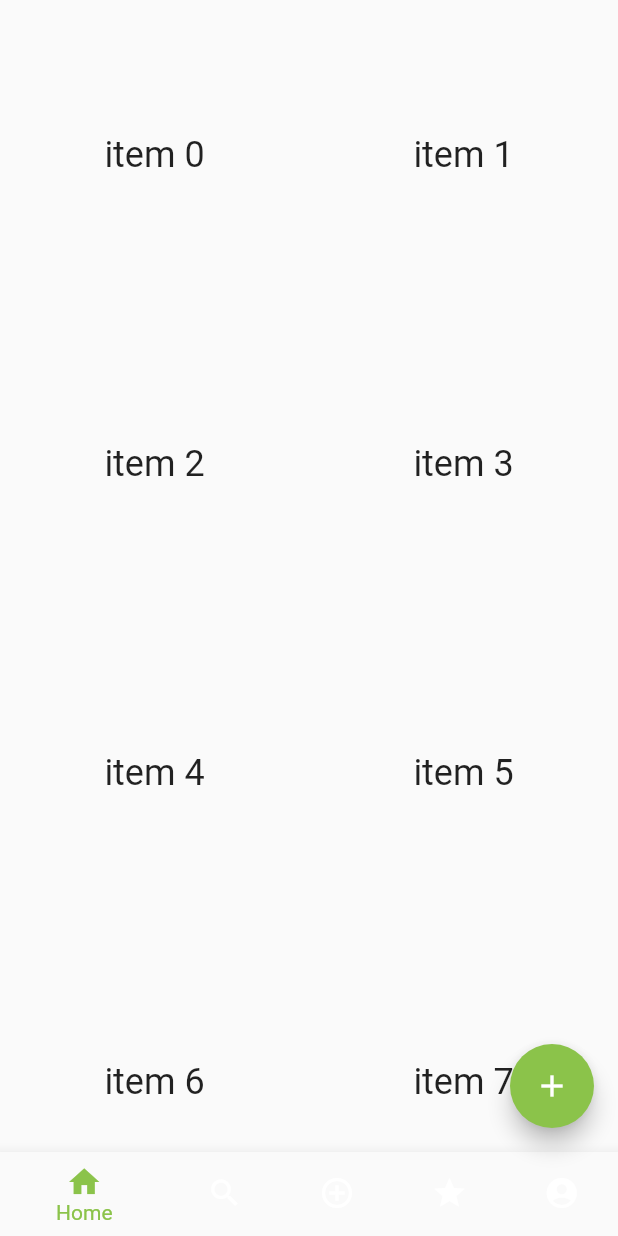
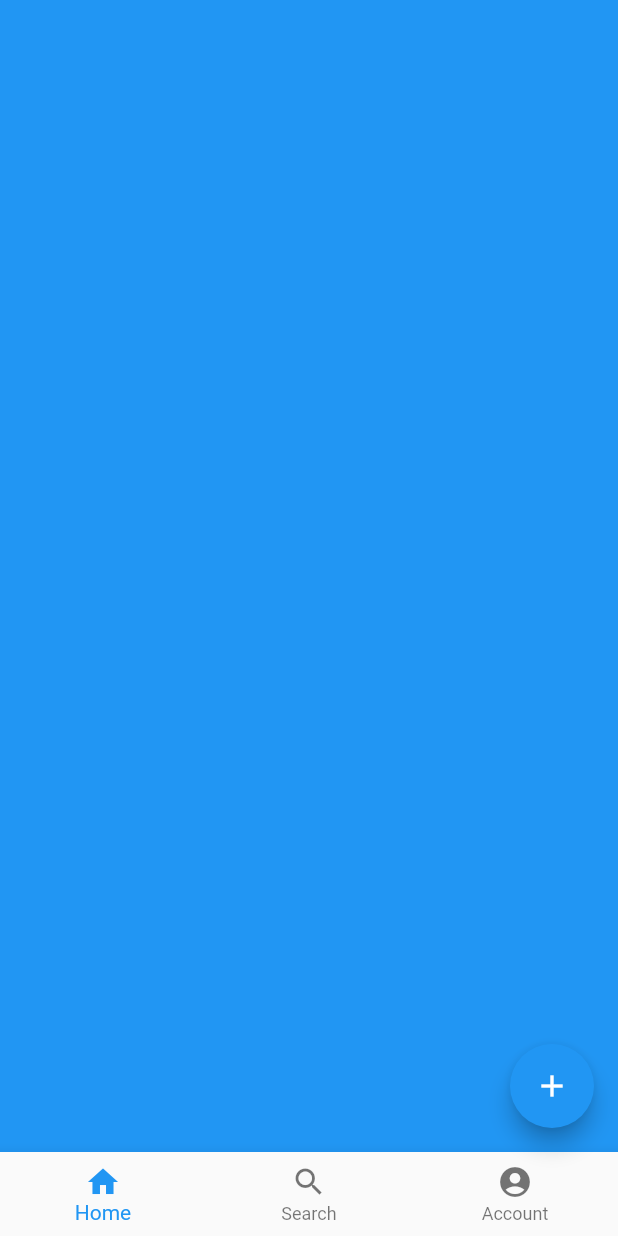
Before and after one commit to lucastanger/dofus_set_creator_v2, a Flutter app: the screen it shows after launch, after a tap on "Sign in with Google", on a phone screen of 412 x 824 dp. Run offline on Flutter 3.47's test engine with Material 2 defaults, Android fonts, the light colour scheme and no system bars; our stand-ins replace firebase_auth, google_sign_in; accounts and stored records are empty.

Commit message:
Completed Anroid Setup Added BottomNavBar

```diff
--- a/lib/main.dart
+++ b/lib/main.dart
@@ -2,14 +2,13 @@
 import 'package:firebase_auth/firebase_auth.dart';
 import 'package:flutter/material.dart';
 
-import 'login.dart';
-import 'main_page.dart';
+import 'views/login_view.dart';
+import 'views/main_view.dart';
 
 void main() => runApp(MyApp());
 
 /// This Widget is the main application widget.
 class MyApp extends StatelessWidget {
-
   @override
   Widget build(BuildContext context) {
     // Check if User is logged in
@@ -19,7 +18,7 @@ class MyApp extends StatelessWidget {
         if(snapshot.hasData) {
           FirebaseUser user = snapshot.data;
           // TODO: Fix this
-          // return MyStatelessWidget();
+          return MainWidget();
         }
         return MaterialApp(
           // Disable DebugModeBanner
--- a/lib/main_page.dart
+++ /dev/null
@@ -1,136 +0,0 @@
-import 'package:flutter/material.dart';
-
-final GlobalKey<ScaffoldState> scaffoldKey = GlobalKey<ScaffoldState>();
-final Color accentColor = Colors.lightGreen;
-
-
-/// This is the stateless widget that the main application instantiates.
-class MyStatelessWidget extends StatelessWidget {
-  MyStatelessWidget({Key key}) : super(key: key);
-
-  @override
-  Widget build(BuildContext context) {
-    return Scaffold(
-      key: scaffoldKey,
-      body: GridView.count(
-        crossAxisCount: 2,
-        children: List.generate(20, (index) {
-          return Center(
-            child: Text(
-              'item $index',
-              style: Theme.of(context).textTheme.headline,
-            ),
-          );
-        }),
-      ),
-      floatingActionButton: MyFloatingActionButton(),
-      bottomNavigationBar: MyBottomNavBar(),
-    );
-  }
-}
-
-class _FloatingActionButtonState extends State<MyFloatingActionButton> {
-  bool showFab = true;
-
-  @override
-  Widget build(BuildContext context) {
-    return showFab
-        ? FloatingActionButton(
-          backgroundColor: accentColor,
-          onPressed: () {
-            showModalBottomSheet(
-                context: context,
-                builder: (builder) {
-                  return new Container(
-                    height: 350,
-                    color: Colors.transparent,
-                    child: new Container(
-                      child: Icon(Icons.add),
-                    ),
-                  );
-            });
-          },
-          child: Icon(Icons.add),
-        )
-        : Container();
-  }
-
-  void showFloatingActionButton(bool value) {
-    setState(() {
-      showFab = value;
-    });
-  }
-}
-
-class _BottomNavBarState extends State<MyBottomNavBar> {
-  int _selectedIndex = 0;
-  static const TextStyle optionStyle = TextStyle(fontSize: 30, fontWeight: FontWeight.bold);
-  static const List<Widget> _widgetOptions = <Widget>[
-    Text(
-      'Index 0: Home',
-      style: optionStyle,
-    ),
-    Text(
-      'Index 1: Search',
-      style: optionStyle,
-    ),
-    Text(
-      'Index 2: Add',
-      style: optionStyle,
-    ),
-    Text(
-      'Index 3: Liked',
-      style: optionStyle,
-    ),
-    Text(
-      'Index 4: Account',
-      style: optionStyle,
-    ),
-  ];
-
-  void _onItemTapped(int index) {
-    setState(() {
-      _selectedIndex = index;
-    });
-  }
-  @override
-  Widget build(BuildContext context) {
-    return BottomNavigationBar(
-      items: const <BottomNavigationBarItem>[
-        BottomNavigationBarItem(
-          icon: Icon(Icons.home),
-          title: Text('Home'),
-        ),
-        BottomNavigationBarItem(
-          icon: Icon(Icons.search),
-          title: Text('Search'),
-        ),
-        BottomNavigationBarItem(
-          icon: Icon(Icons.add_circle_outline),
-          title: Text('Add'),
-        ),
-        BottomNavigationBarItem(
-          icon: Icon(Icons.star),
-          title: Text('Liked'),
-        ),
-        BottomNavigationBarItem(
-          icon: Icon(Icons.account_circle),
-          title: Text('Account'),
-        )
-      ],
-      currentIndex: _selectedIndex,
-      selectedItemColor: accentColor,
-      onTap: _onItemTapped,
-    );
-  }
-}
-
-class MyBottomNavBar extends StatefulWidget {
-  @override
-  State<StatefulWidget> createState() => _BottomNavBarState();
-}
-
-class MyFloatingActionButton extends StatefulWidget {
-  @override
-  State<StatefulWidget> createState() => _FloatingActionButtonState();
-}
--- a/lib/service/sign_in.dart
+++ b/lib/service/sign_in.dart
@@ -1,15 +1,15 @@
 import 'package:firebase_auth/firebase_auth.dart';
 import 'package:google_sign_in/google_sign_in.dart';
-import 'package:apple_sign_in/apple_sign_in.dart';
+//import 'package:apple_sign_in/apple_sign_in.dart';
 //import 'package:flutter_facebook_login/flutter_facebook_login.dart';
 
 final FirebaseAuth _auth = FirebaseAuth.instance;
 // Google Login
 final GoogleSignIn googleSignIn = GoogleSignIn();
-final AppleSignIn appleSignIn = AppleSignIn();
+//final AppleSignIn appleSignIn = AppleSignIn();
 // Facebook Login
 //final facebookLogin = FacebookLogin();
-//final result = await facebookLogin.logInWithReadPermissions(['email']);
+//final result = await facebookLogin.logInWithReadPermissions(['email']);g
 
 // Google SignIn Method
 Future<String> signInWithGoogle() async {
@@ -36,7 +36,6 @@ Future<String> signInWithGoogle() async {
 // Google SignOut Method
 void signOutGoogle() async{
   await googleSignIn.signOut();
-
   print("User Sign Out");
 }
 
--- /dev/null
+++ b/lib/views/home_view.dart
@@ -0,0 +1,14 @@
+import 'package:flutter/material.dart';
+
+class HomeViewWidget extends StatelessWidget {
+  final Color color;
+
+  HomeViewWidget(this.color);
+
+  @override
+  Widget build(BuildContext context) {
+    return Container(
+      color: color,
+    );
+  }
+}
--- a/lib/login.dart
+++ b/lib/views/login_view.dart
@@ -1,6 +1,6 @@
 import 'package:flutter/material.dart';
-import 'service/sign_in.dart';
-import 'main_page.dart';
+import '../service/sign_in.dart';
+import 'main_view.dart';
 
 class LoginPage extends StatefulWidget {
   @override
@@ -26,7 +26,6 @@ class _LoginPageState extends State<LoginPage> {
             children: <Widget>[
               FlutterLogo(size: 150),
               SizedBox(height: 50),
-
               SizedBox(height: 20),
               _signInButtonGoogle(),
               SizedBox(height: 20),
@@ -46,7 +45,8 @@ class _LoginPageState extends State<LoginPage> {
           Navigator.of(context).push(
             MaterialPageRoute(
               builder: (context) {
-                return MyStatelessWidget();
+                // Entry Point
+                return MainWidget();
               },
             ),
           );
@@ -86,7 +86,8 @@ class _LoginPageState extends State<LoginPage> {
           Navigator.of(context).push(
             MaterialPageRoute(
               builder: (context) {
-                return MyStatelessWidget();
+                // Entry Point
+                return MainWidget();
               },
             ),
           );
--- /dev/null
+++ b/lib/views/main_view.dart
@@ -0,0 +1,90 @@
+import 'package:SetCreator/views/home_view.dart';
+import 'package:flutter/material.dart';
+
+final GlobalKey<ScaffoldState> scaffoldKey = GlobalKey<ScaffoldState>();
+const Color accentColor = Colors.blue;
+
+class _FloatingActionButtonState extends State<MyFloatingActionButton> {
+  bool showFab = true;
+
+  @override
+  Widget build(BuildContext context) {
+    return showFab
+        ? FloatingActionButton(
+          backgroundColor: accentColor,
+          onPressed: () {
+            showModalBottomSheet(
+                context: context,
+                builder: (builder) {
+                  return new Container(
+                    height: 350,
+                    color: Colors.transparent,
+                    child: new Container(
+                      child: Icon(Icons.add),
+                    ),
+                  );
+            });
+          },
+          child: Icon(Icons.add),
+        )
+        : Container();
+  }
+
+  void showFloatingActionButton(bool value) {
+    setState(() {
+      showFab = value;
+    });
+  }
+}
+
+class _MainWidgetState extends State<MainWidget> {
+  int _currentIndex = 0;
+  final List<Widget> _children = [
+    HomeViewWidget(Colors.blue),
+    HomeViewWidget(Colors.red),
+    HomeViewWidget(Colors.amber)
+  ];
+
+  @override
+  Widget build(BuildContext context) {
+    return Scaffold(
+      body: _children[_currentIndex],
+      bottomNavigationBar: BottomNavigationBar(
+        currentIndex: _currentIndex,
+        onTap: onTabTapped,
+        items: [
+          BottomNavigationBarItem(
+            icon: Icon(Icons.home),
+            title: Text('Home'),
+          ),
+          BottomNavigationBarItem(
+            icon: Icon(Icons.search),
+            title: Text('Search'),
+          ),
+          BottomNavigationBarItem(
+            icon: Icon(Icons.account_circle),
+            title: Text('Account'),
+          ),
+        ],
+        selectedItemColor: accentColor,
+      ),
+      floatingActionButton: MyFloatingActionButton(),
+    );
+  }
+
+  void onTabTapped(int index) {
+    setState(() {
+      _currentIndex = index;
+    });
+  }
+}
+
+class MyFloatingActionButton extends StatefulWidget {
+  @override
+  State<StatefulWidget> createState() => _FloatingActionButtonState();
+}
+
+class MainWidget extends StatefulWidget {
+  @override
+  State<StatefulWidget> createState() => _MainWidgetState();
+}
--- a/pubspec.yaml
+++ b/pubspec.yaml
@@ -27,7 +27,7 @@ dependencies:
   firebase_auth: ^0.14.0+5
   cloud_firestore: ^0.12.9+5
   google_sign_in: ^4.0.4
-  apple_sign_in: ^0.1.0
+  # apple_sign_in: ^0.1.0
 
   # The following adds the Cupertino Icons font to your application.
   # Use with the CupertinoIcons class for iOS style icons.
```
Also changed, not shown: lib/views/account_view.dart (added), lib/views/search_view.dart (added), pubspec.lock, 18 other files.
